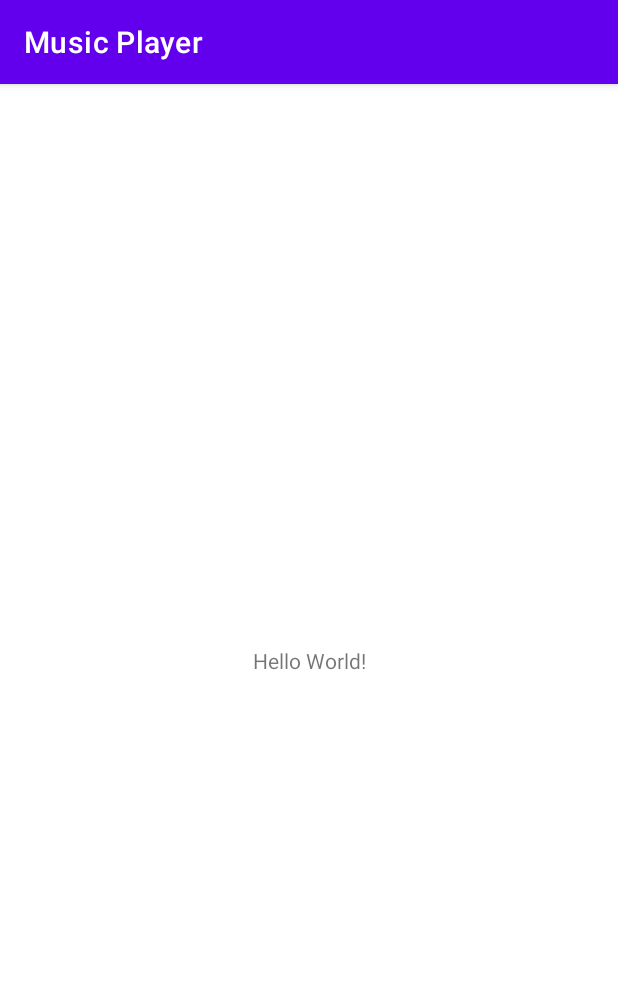
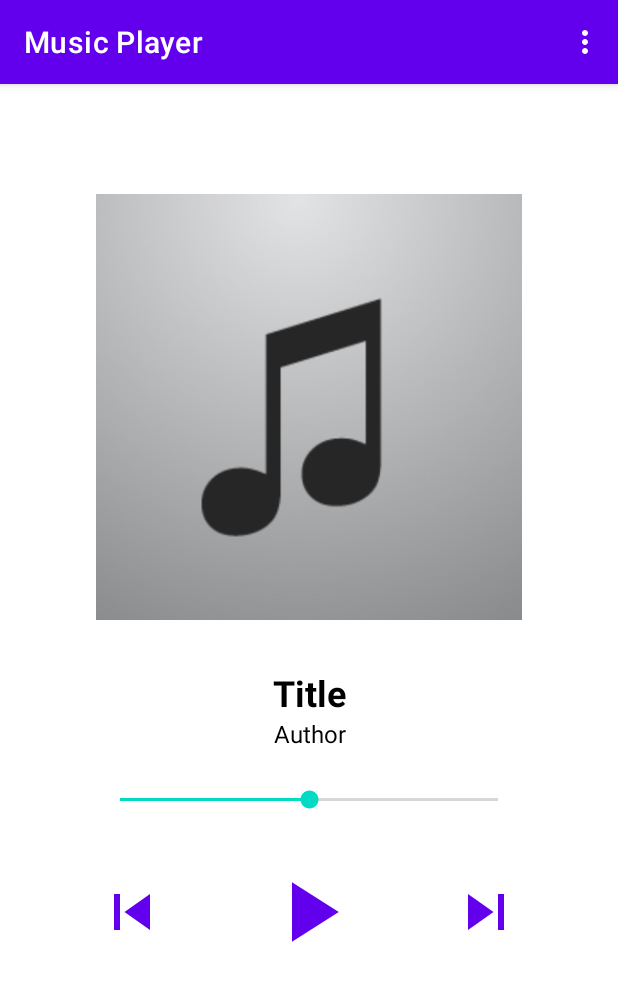
Before and after one commit to VictorJanampa/MusicPlayer, an Android app: the screen it shows after launch (MainActivity), on a phone screen of 412 x 824 dp. Shown: the top 981 px of the screen. Run offline under Robolectric (Android 15) with nearby library versions, the phone set to English and light mode, and no system bars; our stand-ins replace data binding.

Commit message:
feat: added main and details layouts

```diff
--- a/app/build.gradle
+++ b/app/build.gradle
@@ -29,6 +29,9 @@ android {
     kotlinOptions {
         jvmTarget = '1.8'
     }
+    dataBinding {
+        enabled true
+    }
 }
 
 dependencies {
--- a/app/src/main/java/com/example/musicplayer/MainActivity.kt
+++ b/app/src/main/java/com/example/musicplayer/MainActivity.kt
@@ -1,11 +1,26 @@
 package com.example.musicplayer
 
+import android.content.Intent
 import androidx.appcompat.app.AppCompatActivity
 import android.os.Bundle
+import android.view.Menu
+import android.view.MenuItem
 
 class MainActivity : AppCompatActivity() {
     override fun onCreate(savedInstanceState: Bundle?) {
         super.onCreate(savedInstanceState)
         setContentView(R.layout.activity_main)
     }
+
+    override fun onCreateOptionsMenu(menu: Menu?): Boolean {
+        menuInflater.inflate(R.menu.overflow_menu,menu)
+        return super.onCreateOptionsMenu(menu)
+    }
+
+    override fun onOptionsItemSelected(item: MenuItem): Boolean {
+        if(item.itemId==R.id.song_detail_menu) {
+            startActivity(Intent(this,DetailsActivity::class.java))
+        }
+        return super.onOptionsItemSelected(item)
+    }
 }
--- /dev/null
+++ b/app/src/main/res/drawable/ic_baseline_play_arrow_24.xml
@@ -0,0 +1,10 @@
+<vector xmlns:android="http://schemas.android.com/apk/res/android"
+    android:width="24dp"
+    android:height="24dp"
+    android:viewportWidth="24"
+    android:viewportHeight="24"
+    android:tint="?attr/colorControlNormal">
+  <path
+      android:fillColor="@android:color/white"
+      android:pathData="M8,5v14l11,-7z"/>
+</vector>
--- /dev/null
+++ b/app/src/main/res/drawable/ic_baseline_skip_next_24.xml
@@ -0,0 +1,10 @@
+<vector xmlns:android="http://schemas.android.com/apk/res/android"
+    android:width="24dp"
+    android:height="24dp"
+    android:viewportWidth="24"
+    android:viewportHeight="24"
+    android:tint="?attr/colorControlNormal">
+  <path
+      android:fillColor="@android:color/white"
+      android:pathData="M6,18l8.5,-6L6,6v12zM16,6v12h2V6h-2z"/>
+</vector>
--- /dev/null
+++ b/app/src/main/res/drawable/ic_baseline_skip_previous_24.xml
@@ -0,0 +1,10 @@
+<vector xmlns:android="http://schemas.android.com/apk/res/android"
+    android:width="24dp"
+    android:height="24dp"
+    android:viewportWidth="24"
+    android:viewportHeight="24"
+    android:tint="?attr/colorControlNormal">
+  <path
+      android:fillColor="@android:color/white"
+      android:pathData="M6,6h2v12L6,18zM9.5,12l8.5,6L18,6z"/>
+</vector>
--- a/app/src/main/res/layout/activity_main.xml
+++ b/app/src/main/res/layout/activity_main.xml
@@ -1,18 +1,112 @@
 <?xml version="1.0" encoding="utf-8"?>
-<androidx.constraintlayout.widget.ConstraintLayout
+
+<layout
     xmlns:android="http://schemas.android.com/apk/res/android"
-    xmlns:tools="http://schemas.android.com/tools"
     xmlns:app="http://schemas.android.com/apk/res-auto"
-    android:layout_width="match_parent"
-    android:layout_height="match_parent"
-    tools:context=".MainActivity">
-    <TextView
-      android:layout_width="wrap_content"
-      android:layout_height="wrap_content"
-      android:text="Hello World!"
-      app:layout_constraintBottom_toBottomOf="parent"
-      app:layout_constraintLeft_toLeftOf="parent"
-      app:layout_constraintRight_toRightOf="parent"
-      app:layout_constraintTop_toTopOf="parent" />
+    xmlns:tools="http://schemas.android.com/tools">
 
-  </androidx.constraintlayout.widget.ConstraintLayout>
+    <ScrollView
+        android:layout_width="match_parent"
+        android:layout_height="match_parent">
+
+        <androidx.constraintlayout.widget.ConstraintLayout
+            android:layout_width="match_parent"
+            android:layout_height="wrap_content"
+            tools:context=".MainActivity"  >
+
+            <ImageView
+                android:id="@+id/albumCoverImageView"
+                android:layout_width="match_parent"
+                android:layout_height="0dp"
+                android:layout_marginHorizontal="64dp"
+                android:adjustViewBounds="true"
+                android:contentDescription="@string/album_cover"
+                android:scaleType="centerCrop"
+                android:src="@drawable/albumart"
+                app:layout_constraintBottom_toBottomOf="parent"
+                app:layout_constraintDimensionRatio="w,1:1"
+                app:layout_constraintEnd_toEndOf="parent"
+                app:layout_constraintStart_toStartOf="parent"
+                app:layout_constraintTop_toTopOf="parent"
+                app:layout_constraintVertical_bias="0.2"
+                tools:srcCompat="@drawable/albumart" />
+
+            <SeekBar
+                android:id="@+id/seekBar"
+                android:layout_width="0dp"
+                android:layout_height="18dp"
+                android:layout_marginTop="24dp"
+                android:progress="50"
+                app:layout_constraintEnd_toEndOf="@+id/albumCoverImageView"
+                app:layout_constraintHorizontal_bias="0.0"
+                app:layout_constraintStart_toStartOf="@+id/albumCoverImageView"
+                app:layout_constraintTop_toBottomOf="@+id/author_textView" />
+
+            <Button
+                android:id="@+id/skip_previous_button"
+                android:layout_width="48dp"
+                android:layout_height="48dp"
+                android:background="@drawable/ic_baseline_skip_previous_24"
+                android:contentDescription="@string/previous"
+                app:layout_constraintBottom_toBottomOf="@+id/play_pause_button"
+                app:layout_constraintEnd_toStartOf="@+id/play_pause_button"
+                app:layout_constraintHorizontal_bias="0.5"
+                app:layout_constraintHorizontal_chainStyle="spread_inside"
+                app:layout_constraintStart_toStartOf="@+id/albumCoverImageView"
+                app:layout_constraintTop_toTopOf="@+id/play_pause_button" />
+
+            <Button
+                android:id="@+id/play_pause_button"
+                android:layout_width="68dp"
+                android:layout_height="68dp"
+                android:layout_marginTop="32dp"
+                android:layout_marginBottom="64dp"
+                android:background="@drawable/ic_baseline_play_arrow_24"
+                android:contentDescription="@string/play_button"
+                app:layout_constraintBottom_toBottomOf="parent"
+                app:layout_constraintEnd_toStartOf="@+id/next_previous_button"
+                app:layout_constraintHorizontal_bias="0.5"
+                app:layout_constraintStart_toEndOf="@+id/skip_previous_button"
+                app:layout_constraintTop_toBottomOf="@+id/seekBar"
+                app:layout_constraintVertical_bias="0.0" />
+
+            <Button
+                android:id="@+id/next_previous_button"
+                android:layout_width="48dp"
+                android:layout_height="48dp"
+                android:background="@drawable/ic_baseline_skip_next_24"
+                android:contentDescription="@string/next"
+                app:layout_constraintBottom_toBottomOf="@+id/play_pause_button"
+                app:layout_constraintEnd_toEndOf="@+id/albumCoverImageView"
+                app:layout_constraintHorizontal_bias="0.5"
+                app:layout_constraintStart_toEndOf="@+id/play_pause_button"
+                app:layout_constraintTop_toTopOf="@+id/play_pause_button" />
+
+            <TextView
+                android:id="@+id/title_textView"
+                android:layout_width="0dp"
+                android:layout_height="wrap_content"
+                android:layout_marginTop="32dp"
+                android:text="@string/title"
+                android:textColor="@color/black"
+                android:textSize="24sp"
+                android:textStyle="bold"
+                android:gravity="center"
+                app:layout_constraintEnd_toEndOf="@+id/albumCoverImageView"
+                app:layout_constraintStart_toStartOf="@+id/albumCoverImageView"
+                app:layout_constraintTop_toBottomOf="@+id/albumCoverImageView" />
+
+            <TextView
+                android:id="@+id/author_textView"
+                android:layout_width="0dp"
+                android:layout_height="wrap_content"
+                android:text="@string/author"
+                android:textColor="@color/black"
+                android:textSize="16sp"
+                android:gravity="center"
+                app:layout_constraintEnd_toEndOf="@+id/albumCoverImageView"
+                app:layout_constraintStart_toStartOf="@+id/albumCoverImageView"
+                app:layout_constraintTop_toBottomOf="@+id/title_textView" />
+        </androidx.constraintlayout.widget.ConstraintLayout>
+    </ScrollView>
+</layout>
--- /dev/null
+++ b/app/src/main/res/menu/overflow_menu.xml
@@ -0,0 +1,6 @@
+<?xml version="1.0" encoding="utf-8"?>
+<menu xmlns:android="http://schemas.android.com/apk/res/android">
+    <item
+        android:id="@+id/song_detail_menu"
+        android:title="@string/song_details" />
+</menu>
--- a/app/src/main/res/values/strings.xml
+++ b/app/src/main/res/values/strings.xml
@@ -1,3 +1,10 @@
 <resources>
     <string name="app_name">Music Player</string>
+    <string name="album_cover">Album Cover</string>
+    <string name="play_button">Play</string>
+    <string name="previous">Previous</string>
+    <string name="next">Next</string>
+    <string name="title">Title</string>
+    <string name="author">Author</string>
+    <string name="song_details">Song Details</string>
 </resources>
```
Also changed, not shown: app/src/main/AndroidManifest.xml (+6 -3 lines), app/src/main/java/com/example/musicplayer/DetailsActivity.kt (added, +11 -0 lines), app/src/main/res/drawable/ic_baseline_pause_24.xml (added, +10 -0 lines), app/src/main/res/layout/activity_details.xml (added, +58 -0 lines), app/src/main/res/drawable/albumart.jpg (added).
